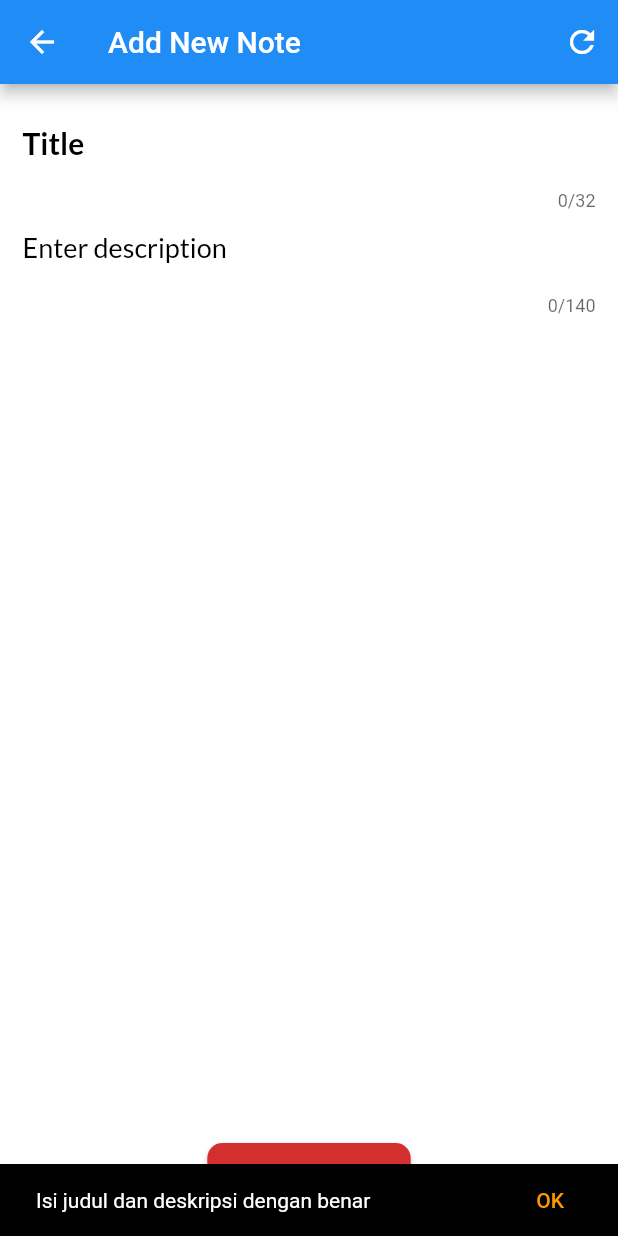
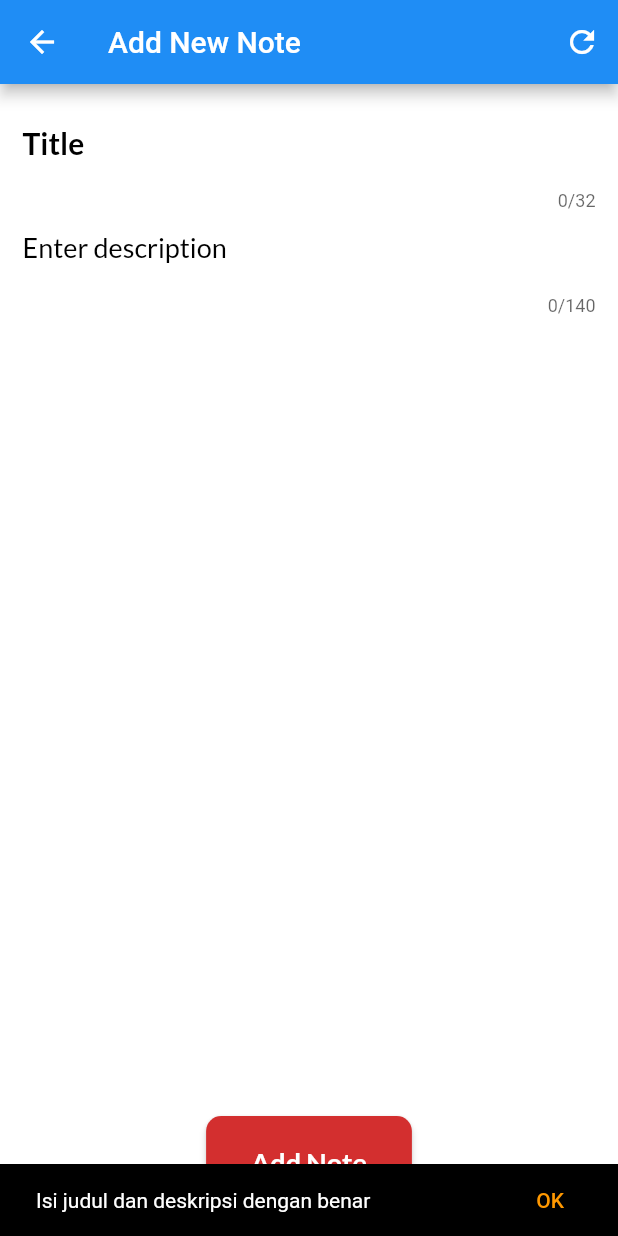
Before and after one commit to AndroidKotlinID/bwa-flutter-provider, a Flutter app: the AddScreenPage screen opened directly, after a tap on "Add Note", on a phone screen of 412 x 824 dp. Run offline on Flutter 3.47's test engine with Material 2 defaults, Android fonts, the light colour scheme and no system bars; our stand-ins replace google_fonts.

Commit message:
Perbaikan tampilan add screen

```diff
--- a/lib/screens/addnote_screen.dart
+++ b/lib/screens/addnote_screen.dart
@@ -24,6 +24,8 @@ class _AddScreenPageState extends State<AddScreenPage> {
     if (title.isNotEmpty && descNote.isNotEmpty) {
       Provider.of<NotesOperation>(context, listen: false)
           .addNewNote(title, descNote);
+
+      Navigator.pop(context);
     } else {
       // Contoh penggunaan Snackbar
       // https://stackoverflow.com/questions/65906662/showsnackbar-is-deprecated-and-shouldnt-be-used
@@ -162,8 +164,8 @@ class _AddScreenPageState extends State<AddScreenPage> {
                   'Add Note',
                   style: GoogleFonts.lato(
                     fontSize: 18,
-                    fontWeight: FontWeight.normal,
-                    color: Colors.black,
+                    fontWeight: FontWeight.bold,
+                    color: Colors.white,
                   ),
                 ),
                 style: ElevatedButton.styleFrom(
@@ -178,6 +180,9 @@ class _AddScreenPageState extends State<AddScreenPage> {
                 ),
               ),
             ),
+            const SizedBox(
+              height: 18,
+            )
           ],
         ),
       ),
```
